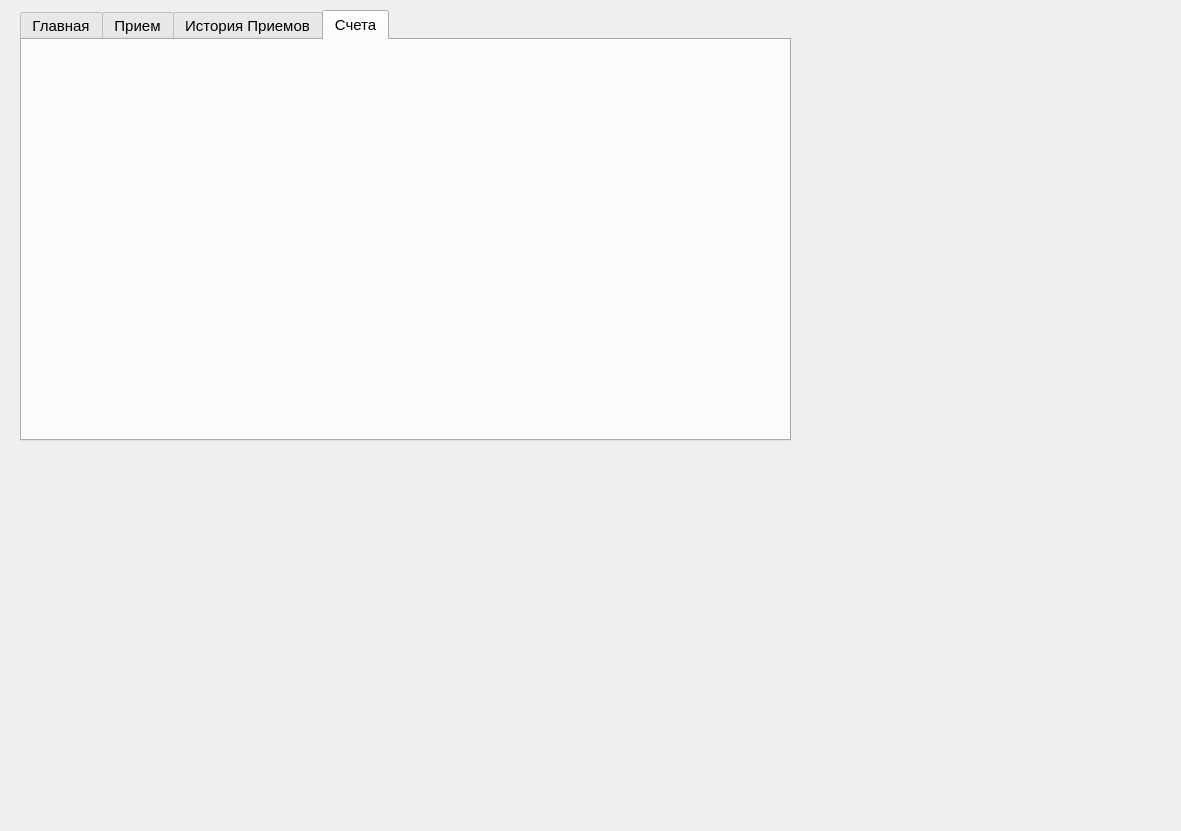
flexyw1be/DentalProject, file ui/medicalCard.ui: the form before one commit.
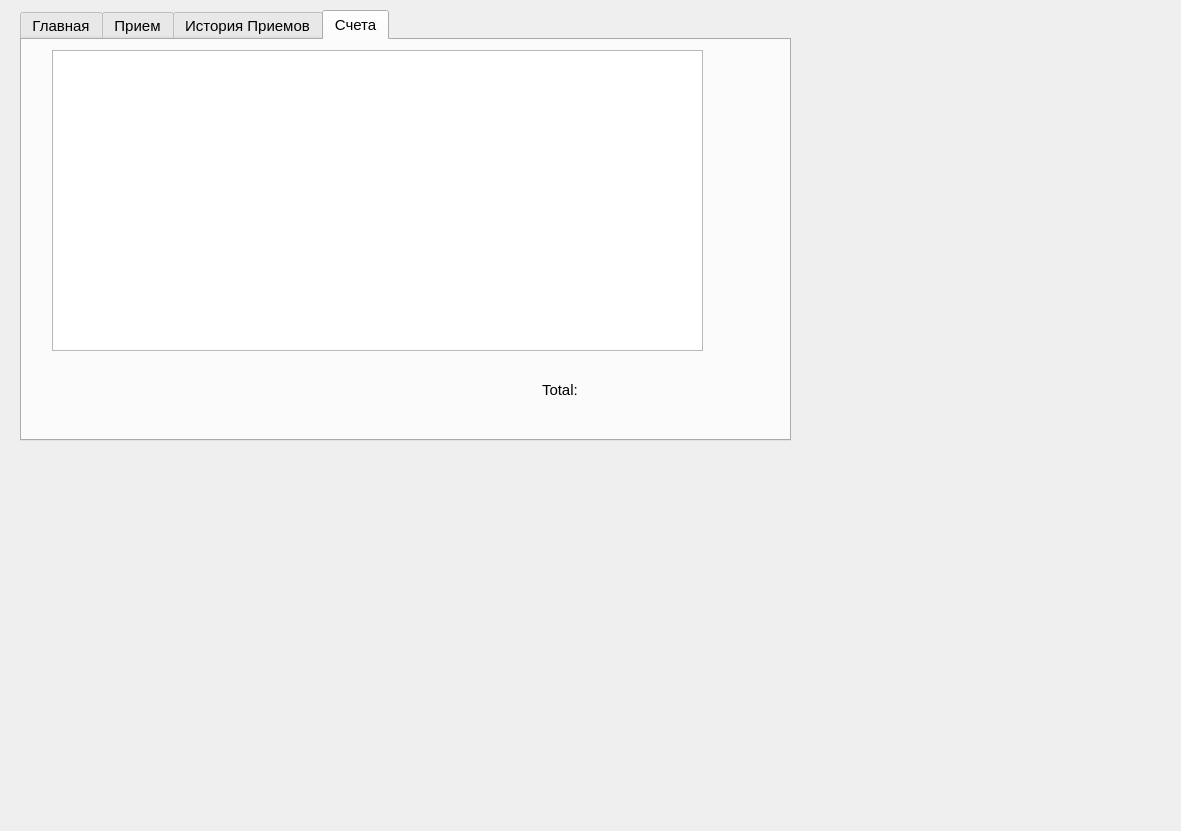
The form after the commit. The open tabs and pages were chosen to show the change.

Commit message: bug fixes and list_of_amounts

```diff
--- a/ui/medicalCard.ui
+++ b/ui/medicalCard.ui
@@ -424,6 +424,54 @@
      <attribute name="title">
       <string>Счета</string>
      </attribute>
+     <widget class="QListWidget" name="list_of_amounts">
+      <property name="geometry">
+       <rect>
+        <x>30</x>
+        <y>10</y>
+        <width>651</width>
+        <height>301</height>
+       </rect>
+      </property>
+     </widget>
+     <widget class="QWidget" name="horizontalLayoutWidget_3">
+      <property name="geometry">
+       <rect>
+        <x>520</x>
+        <y>310</y>
+        <width>160</width>
+        <height>80</height>
+       </rect>
+      </property>
+      <layout class="QHBoxLayout" name="horizontalLayout_8">
+       <item>
+        <widget class="QLabel" name="label_9">
+         <property name="font">
+          <font>
+           <family>Segoe UI</family>
+           <pointsize>11</pointsize>
+          </font>
+         </property>
+         <property name="text">
+          <string>Total:</string>
+         </property>
+        </widget>
+       </item>
+       <item>
+        <widget class="QLabel" name="amount_label">
+         <property name="font">
+          <font>
+           <family>Segoe UI</family>
+           <pointsize>11</pointsize>
+          </font>
+         </property>
+         <property name="text">
+          <string/>
+         </property>
+        </widget>
+       </item>
+      </layout>
+     </widget>
     </widget>
    </widget>
   </widget>
```
Left out of the diff: 2 changed lines with no effect on the pictures. The commit also changes 2 other files.
